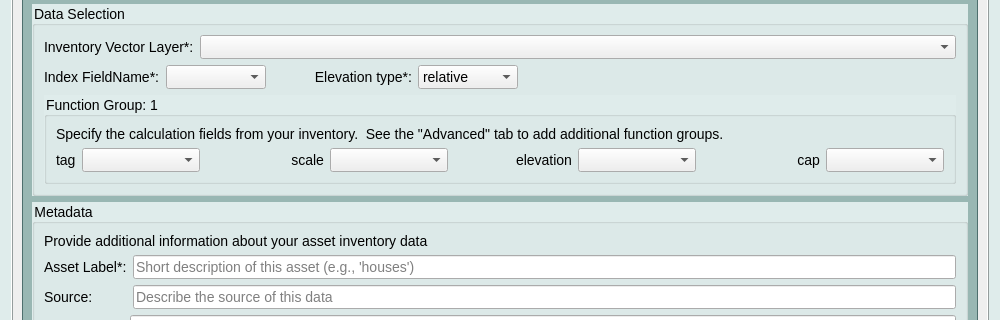
Qt form canflood2/canflood2_model_config.ui (cefect/CanFlood2) before a commit; both pictures show x 0 to 1000 and y 311 to 631 of the 1000 by 1000 pixel window.
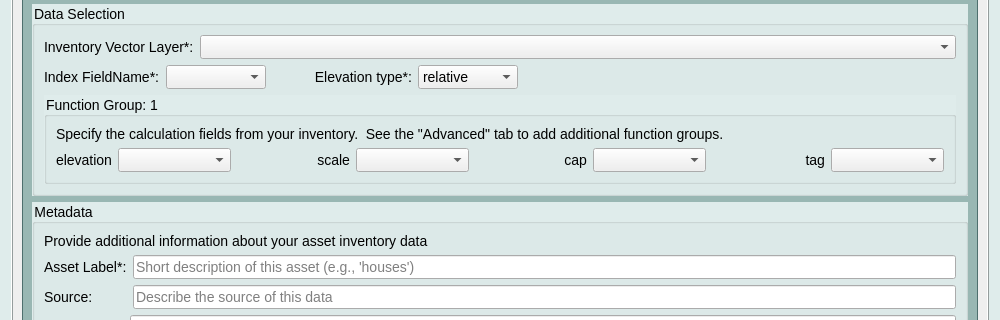
The same form after that commit. Icons and pictures are not drawn. Custom widgets are drawn as their Qt base class.

What changed in the file:
```diff
--- a/canflood2/canflood2_model_config.ui
+++ b/canflood2/canflood2_model_config.ui
@@ -627,10 +627,7 @@
                  <item>
                   <layout class="QHBoxLayout" name="horizontalLayout_11">
                    <item>
-                    <widget class="QLabel" name="label_23">
-                     <property name="enabled">
-                      <bool>true</bool>
-                     </property>
+                    <widget class="QLabel" name="label_22">
                      <property name="sizePolicy">
                       <sizepolicy hsizetype="Fixed" vsizetype="Preferred">
                        <horstretch>0</horstretch>
@@ -638,12 +635,16 @@
                       </sizepolicy>
                      </property>
                      <property name="text">
-                      <string>tag</string>
+                      <string>elevation</string>
                      </property>
                     </widget>
                    </item>
                    <item>
-                    <widget class="QgsFieldComboBox" name="mFieldComboBox_AI_01_tag"/>
+                    <widget class="QgsFieldComboBox" name="mFieldComboBox_AI_01_elev">
+                     <property name="enabled">
+                      <bool>true</bool>
+                     </property>
+                    </widget>
                    </item>
                    <item>
                     <widget class="QLabel" name="label_21">
@@ -664,23 +665,6 @@
                    <item>
                     <widget class="QgsFieldComboBox" name="mFieldComboBox_AI_01_scale"/>
                    </item>
-                   <item>
-                    <widget class="QLabel" name="label_22">
-                     <property name="text">
-                      <string>elevation</string>
-                     </property>
-                     <property name="alignment">
-                      <set>Qt::AlignRight|Qt::AlignTrailing|Qt::AlignVCenter</set>
-                     </property>
-                    </widget>
-                   </item>
-                   <item>
-                    <widget class="QgsFieldComboBox" name="mFieldComboBox_AI_01_elev">
-                     <property name="enabled">
-                      <bool>true</bool>
-                     </property>
-                    </widget>
-                   </item>
                    <item>
                     <widget class="QLabel" name="label_27">
                      <property name="enabled">
@@ -701,6 +685,28 @@
                      </property>
                     </widget>
                    </item>
+                   <item>
+                    <widget class="QLabel" name="label_23">
+                     <property name="enabled">
+                      <bool>true</bool>
+                     </property>
+                     <property name="sizePolicy">
+                      <sizepolicy hsizetype="Preferred" vsizetype="Preferred">
+                       <horstretch>0</horstretch>
+                       <verstretch>0</verstretch>
+                      </sizepolicy>
+                     </property>
+                     <property name="text">
+                      <string>tag</string>
+                     </property>
+                     <property name="alignment">
+                      <set>Qt::AlignRight|Qt::AlignTrailing|Qt::AlignVCenter</set>
+                     </property>
+                    </widget>
+                   </item>
+                   <item>
+                    <widget class="QgsFieldComboBox" name="mFieldComboBox_AI_01_tag"/>
+                   </item>
                   </layout>
                  </item>
                 </layout>
```
Left out of the diff: 12 changed lines with no effect on the pictures.
